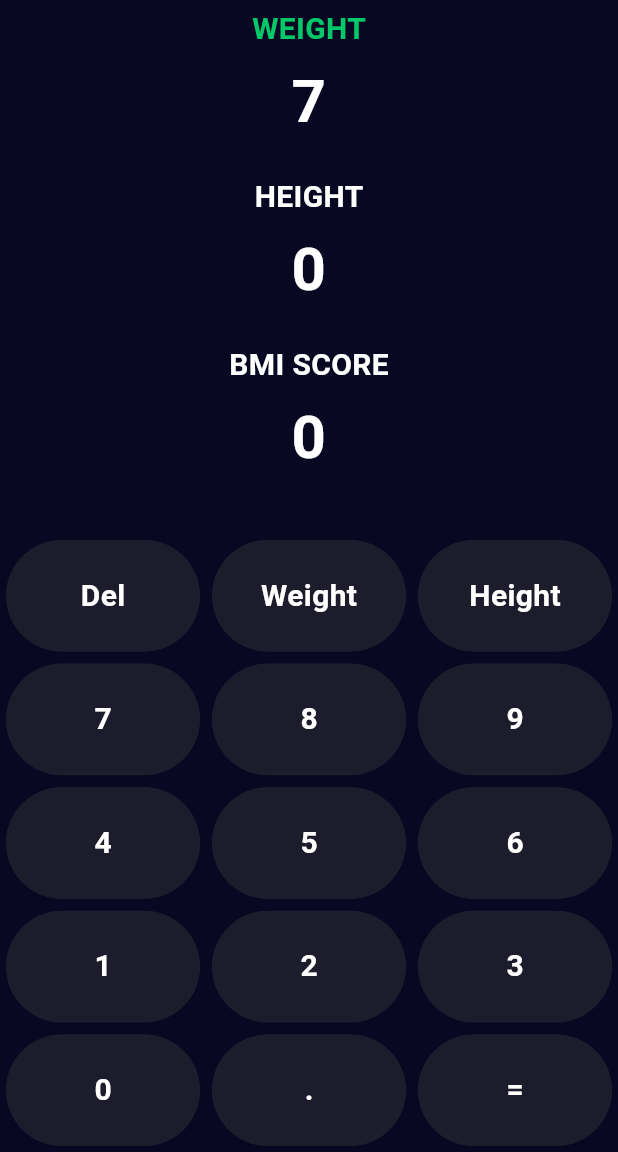
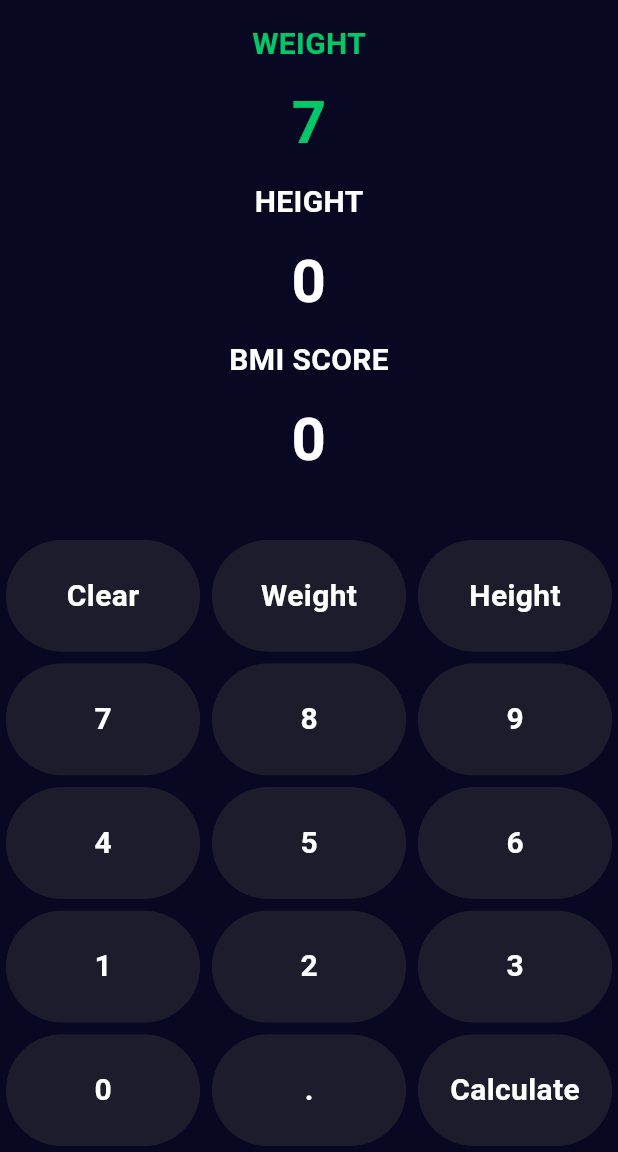
Before and after one commit to CodeIE000/BMI_Calculator, a Flutter app: the screen it shows after launch, after a tap on an icon or button, on a phone screen of 412 x 824 dp, the part 84-1236 px from its top. Run offline on Flutter 3.47's test engine with Material 3 defaults, Android fonts, the phone set to English and light mode, and no system bars.

Commit message:
Progress: 1. Finish Logics and Calculations. 2. Finish Display Fundamentals.

```diff
--- a/lib/components/buttons.dart
+++ b/lib/components/buttons.dart
@@ -1,9 +1,9 @@
 class Button {
-  static const String del = "Del";
-  static const String clr = "Weight";
-  static const String calculate = "=";
+  static const String clear = "Clear";
+  static const String weight = "Weight";
+  static const String height = "Height";
+  static const String calculate = "Calculate";
   static const String dot = ".";
-  static const String blank = "Height";
 
   static const String n0 = "0";
   static const String n1 = "1";
@@ -17,9 +17,9 @@ class Button {
   static const String n9 = "9";
 
   static const List<String> buttonValues = [
-    del,
-    clr,
-    blank,
+    clear,
+    weight,
+    height,
     n7,
     n8,
     n9,
--- a/lib/pages/home_page.dart
+++ b/lib/pages/home_page.dart
@@ -14,6 +14,7 @@ class _HomeState extends State<Home> {
 
   String weight = "";
   String height = "";
+  String bmi = "";
   int index = 0;
 
   @override
@@ -31,16 +32,9 @@ class _HomeState extends State<Home> {
         title: const Text("BMI Calculator"),
       ),
       body: Column(
+        mainAxisAlignment: MainAxisAlignment.spaceBetween,
         children: [
-          // Weight input
-          Expanded(
-            child: SingleChildScrollView(
-              reverse: true,
-              child: Container(
-                alignment: Alignment.center,
-                padding: EdgeInsets.all(16),
-                child: Column(
-                  children: [
+          const SizedBox(height: 10),
           Text(
             "WEIGHT",
             style: TextStyle(
@@ -48,11 +42,19 @@ class _HomeState extends State<Home> {
                 fontSize: 20,
                 fontWeight: FontWeight.bold),
           ),
-                    SizedBox(height: 5),
+          // Weight input
+          SingleChildScrollView(
+            reverse: true,
+            scrollDirection: Axis.horizontal,
+            child: Container(
+              alignment: Alignment.center,
+              padding: EdgeInsets.all(5),
+              child: Column(
+                children: [
                   Text(
                     "$weight".isEmpty ? "0" : "$weight",
                     style: TextStyle(
-                          color: Colors.white,
+                        color: index == 0 ? objectGreen : Colors.white,
                         fontSize: 40,
                         fontWeight: FontWeight.bold),
                     textAlign: TextAlign.end,
@@ -61,17 +63,7 @@ class _HomeState extends State<Home> {
               ),
             ),
           ),
-          ),
 
-          // Height input
-          Expanded(
-            child: SingleChildScrollView(
-              reverse: true,
-              child: Container(
-                alignment: Alignment.center,
-                padding: EdgeInsets.all(16),
-                child: Column(
-                  children: [
           Text(
             "HEIGHT",
             style: TextStyle(
@@ -79,11 +71,20 @@ class _HomeState extends State<Home> {
                 fontSize: 20,
                 fontWeight: FontWeight.bold),
           ),
-                    SizedBox(height: 5),
+
+          // Height input
+          SingleChildScrollView(
+            reverse: true,
+            scrollDirection: Axis.vertical,
+            child: Container(
+              alignment: Alignment.center,
+              padding: EdgeInsets.all(5),
+              child: Column(
+                children: [
                   Text(
-                      "0",
+                    "$height".isEmpty ? "0" : "$height",
                     style: TextStyle(
-                          color: Colors.white,
+                        color: index == 1 ? objectGreen : Colors.white,
                         fontSize: 40,
                         fontWeight: FontWeight.bold),
                     textAlign: TextAlign.end,
@@ -92,17 +93,7 @@ class _HomeState extends State<Home> {
               ),
             ),
           ),
-          ),
 
-          // BMI score display
-          Expanded(
-            child: SingleChildScrollView(
-              reverse: true,
-              child: Container(
-                alignment: Alignment.center,
-                padding: EdgeInsets.all(16),
-                child: Column(
-                  children: [
           Text(
             "BMI SCORE",
             style: TextStyle(
@@ -110,17 +101,23 @@ class _HomeState extends State<Home> {
                 fontSize: 20,
                 fontWeight: FontWeight.bold),
           ),
-                    SizedBox(height: 5),
+          // BMI score display
+          SingleChildScrollView(
+            reverse: true,
+            child: Container(
+              alignment: Alignment.center,
+              padding: EdgeInsets.all(5),
+              child: Column(
+                children: [
                   Text(
-                      "0",
+                    "$bmi".isEmpty ? "0" : "$bmi",
                     style: TextStyle(
-                          color: Colors.white,
+                        color: index == 2 ? objectGreen : Colors.white,
                         fontSize: 40,
                         fontWeight: FontWeight.bold),
                     textAlign: TextAlign.end,
                   ),
                 ],
-                ),
               ),
             ),
           ),
@@ -178,15 +175,41 @@ class _HomeState extends State<Home> {
       setState(() {
         index = 1;
       });
-    } else if (value == "=") {
+    } else if (value == "Calculate") {
       setState(() {
         index = 2;
+        final double doubleWeight = double.parse(weight);
+        final double doubleHeight = double.parse(height);
+
+        double result = doubleWeight / (doubleHeight * doubleHeight / 10000);
+        String finalResult = result.toStringAsFixed(2);
+        setState(() {
+          bmi = finalResult;
+        });
+      });
+    } else if (value == "Clear") {
+      setState(() {
+        weight = "";
+        height = "";
+        bmi = "";
+        if (index == 2) {
+          setState(() {
+            index = 0;
+          });
+        }
       });
     }
 
-    if (value != Button.dot && int.tryParse(value) == null) {}
+    if ((value == Button.dot || double.tryParse(value) != null) && index == 0) {
       setState(() {
         weight += value;
       });
     }
+
+    if ((value == Button.dot || double.tryParse(value) != null) && index == 1) {
+      setState(() {
+        height += value;
+      });
     }
+  }
+}
```
Lines whose indentation alone changed are shown as unchanged.
